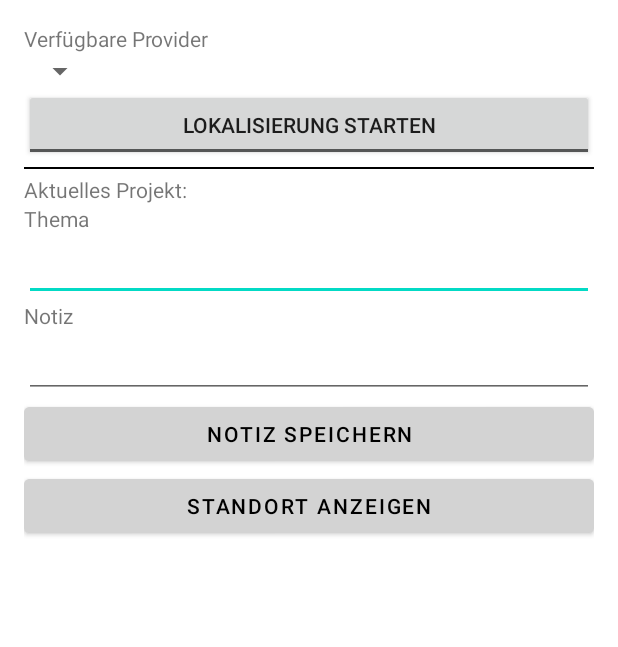
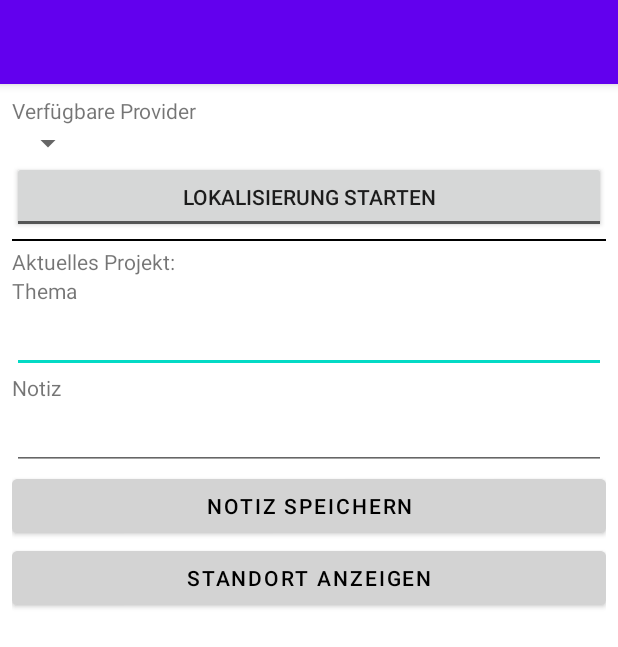
Before and after one commit to NekopiCode/GeoNote, an Android app: the layout activity_gather.xml on its own in the app's theme, with its tools: preview values and no code run, on a phone screen of 412 x 824 dp. Shown: the top 647 px of the screen. Run offline under Robolectric (Android 15) with nearby library versions, the phone set to English and light mode, and no system bars.

Commit message:
Update 18.07.2022, 22:22

```diff
--- a/app/src/main/res/layout/activity_gather.xml
+++ b/app/src/main/res/layout/activity_gather.xml
@@ -6,11 +6,23 @@
     android:layout_width="match_parent"
     android:layout_height="match_parent"
     android:orientation="vertical"
-    android:padding="16dp"
+    android:padding="0dp"
     tools:context=".GatherActivity">
 
+    <Toolbar
+        android:id="@+id/toolbar"
+        android:layout_width="match_parent"
+        android:layout_height="?attr/actionBarSize"
+        android:background="?attr/colorPrimary"
+        android:elevation="4dp"
+        android:theme="@style/ThemeOverlay.AppCompat.Dark.ActionBar"
+        app:popupTheme="@style/ThemeOverlay.AppCompat.Light"/>
 
-
+    <LinearLayout
+        android:layout_width="match_parent"
+        android:layout_height="match_parent"
+        android:orientation="vertical"
+        android:layout_margin="8dp">
     <TextView
         android:layout_width="match_parent"
         android:layout_height="wrap_content"
@@ -76,7 +88,7 @@
         android:textColor="@color/black"
         android:backgroundTint="@color/grey"
         android:onClick="onButtonStandortAnzeigenClick" />
-
+    </LinearLayout>
 
 
 
--- a/app/src/main/res/values-night/themes.xml
+++ b/app/src/main/res/values-night/themes.xml
@@ -1,6 +1,6 @@
 <resources xmlns:tools="http://schemas.android.com/tools">
     <!-- Base application theme. -->
-    <style name="Theme.Geonotes" parent="Theme.MaterialComponents.DayNight.DarkActionBar">
+    <style name="Theme.Geonotes" parent="Theme.MaterialComponents.DayNight.NoActionBar">
         <!-- Primary brand color. -->
         <item name="colorPrimary">@color/purple_200</item>
         <item name="colorPrimaryVariant">@color/purple_700</item>
--- a/app/src/main/res/values/strings.xml
+++ b/app/src/main/res/values/strings.xml
@@ -10,6 +10,7 @@
     <string name="notiz_speichern">Notiz Speichern</string>
     <string name="thema">Thema</string>
     <string name="aktuelles_projekt_prefix">Aktuelles Projekt:\u0020</string>
+    <string name="action_settings">Einstellungen</string>
 
 
     <string-array name="auswahlliste">
--- a/app/src/main/res/values/themes.xml
+++ b/app/src/main/res/values/themes.xml
@@ -1,6 +1,6 @@
 <resources xmlns:tools="http://schemas.android.com/tools">
     <!-- Base application theme. -->
-    <style name="Theme.Geonotes" parent="Theme.MaterialComponents.DayNight.DarkActionBar">
+    <style name="Theme.Geonotes" parent="Theme.MaterialComponents.DayNight.NoActionBar">
         <!-- Primary brand color. -->
         <item name="colorPrimary">@color/purple_500</item>
         <item name="colorPrimaryVariant">@color/purple_700</item>
```
Also changed, not shown: app/src/main/java/and06/geonotes/GatherActivity.kt (+22 -0 lines), app/src/main/res/menu/menu_gather_activity.xml (added, +11 -0 lines).
